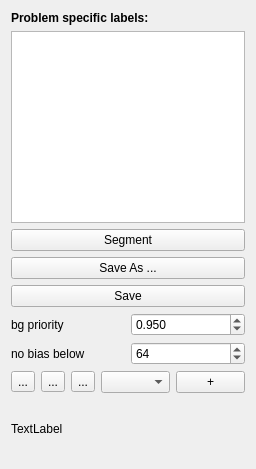
Before: the Qt Designer form workflows/carving/carvingDrawer.ui in ilastik/ilastik, drawn with Qt 5.
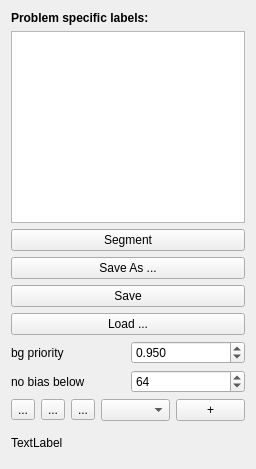
After: the same form once the commit is applied. Custom widgets are drawn as their Qt base class.

Commit message: carving: implement loading of objects

Patch:
```diff
--- a/workflows/carving/carvingDrawer.ui
+++ b/workflows/carving/carvingDrawer.ui
@@ -76,6 +76,13 @@
      </property>
     </widget>
    </item>
+   <item>
+    <widget class="QPushButton" name="load">
+     <property name="text">
+      <string>Load ...</string>
+     </property>
+    </widget>
+   </item>
    <item>
     <layout class="QHBoxLayout" name="horizontalLayout_3">
      <item>
```
The commit also changes 1 other file.
